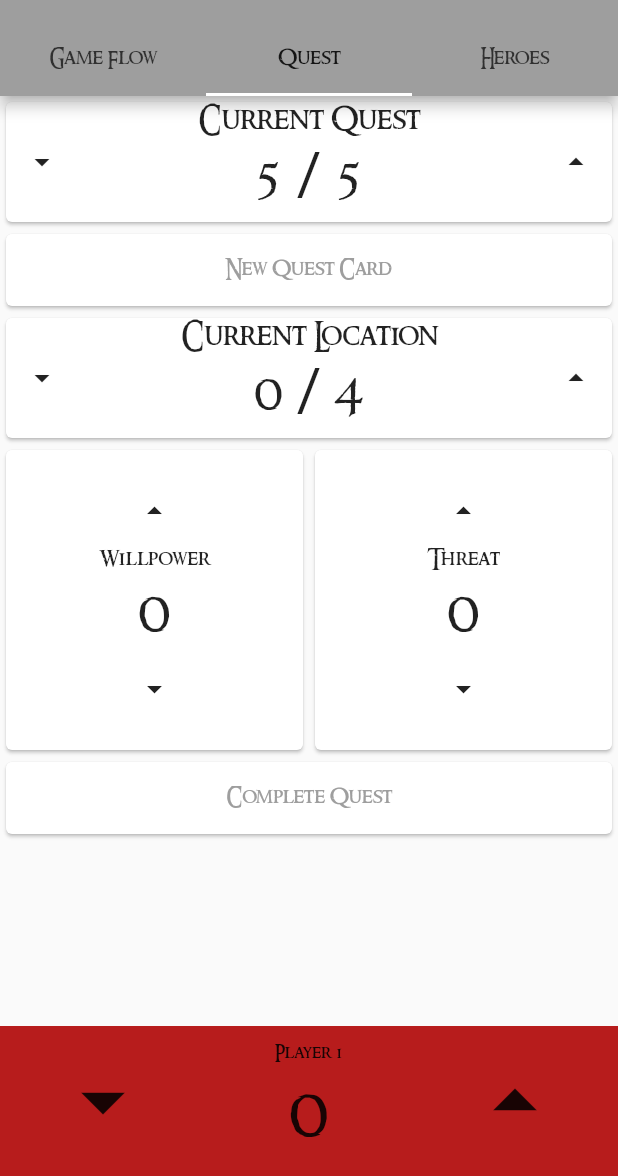
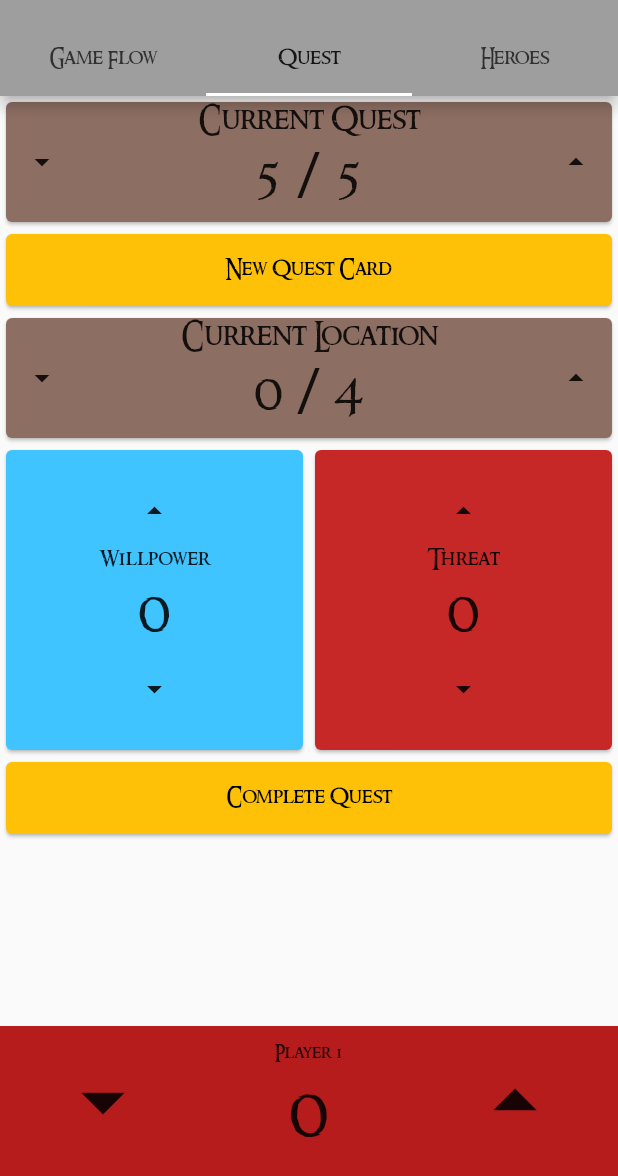
Before and after one commit to tannar-j/quest_companion, a Flutter app: the screen it shows after launch, tab 2 chosen, on a phone screen of 412 x 824 dp, the part 60-1236 px from its top. Run offline on Flutter 3.47's test engine with Material 2 defaults, Android fonts, the phone set to English and light mode, and no system bars.

Commit message:
Quest Update7
Added Colors

```diff
--- a/lib/main.dart
+++ b/lib/main.dart
@@ -95,6 +95,7 @@ class _MyHomePageState extends State<MyHomePage> {
                   child: Column(
                     children: [
                       Card(
+                        color: Colors.brown[400],
                         child: Row(
                           children: [
                             IconButton(
@@ -120,6 +121,7 @@ class _MyHomePageState extends State<MyHomePage> {
                       ),
                       if (_questTracker >= _quest.progressCount)
                         Card(
+                          color: Colors.amber,
                           child: Row(
                             children: [
                               Expanded(
@@ -160,11 +162,16 @@ class _MyHomePageState extends State<MyHomePage> {
                                                     Navigator.pop(context);
                                                   }
                                                 }),
-                                            child: const Text('OK'))
+                                            child: const Text(
+                                              'OK',
+                                            ))
                                       ],
                                     ),
                                   ),
-                                  child: const Text('New Quest Card'),
+                                  child: const Text(
+                                    'New Quest Card',
+                                    style: TextStyle(color: Colors.black),
+                                  ),
                                 ),
                               ),
                             ],
@@ -172,6 +179,7 @@ class _MyHomePageState extends State<MyHomePage> {
                         ),
                       if (_location.progressCount > 0)
                         Card(
+                          color: Colors.brown[400],
                           child: Row(
                             children: [
                               IconButton(
@@ -198,6 +206,7 @@ class _MyHomePageState extends State<MyHomePage> {
                         ),
                       if (_locationTracker >= _location.progressCount)
                         Card(
+                          color: Colors.amber,
                           child: Row(
                             children: [
                               Expanded(
@@ -206,8 +215,9 @@ class _MyHomePageState extends State<MyHomePage> {
                                     context: context,
                                     builder: (BuildContext context) =>
                                         AlertDialog(
-                                      title:
-                                          const Text('Enter Location Progress'),
+                                      title: const Text(
+                                        'Enter Location Progress',
+                                      ),
                                       content: Form(
                                           child: TextField(
                                         controller: _controller,
@@ -226,7 +236,8 @@ class _MyHomePageState extends State<MyHomePage> {
                                       ],
                                     ),
                                   ),
-                                  child: const Text('New Location Card'),
+                                  child: const Text('New Location Card',
+                                      style: TextStyle(color: Colors.black)),
                                 ),
                               ),
                             ],
@@ -236,6 +247,7 @@ class _MyHomePageState extends State<MyHomePage> {
                         children: [
                           Expanded(
                             child: Card(
+                              color: Colors.lightBlueAccent,
                               child: Column(
                                 children: [
                                   SizedBox(
@@ -273,6 +285,7 @@ class _MyHomePageState extends State<MyHomePage> {
                           ),
                           Expanded(
                             child: Card(
+                              color: Colors.red[800],
                               child: Column(
                                 children: [
                                   SizedBox(
@@ -312,6 +325,7 @@ class _MyHomePageState extends State<MyHomePage> {
                       ),
                       if (_quest.willpower >= _quest.threat)
                         Card(
+                          color: Colors.amber,
                           child: Row(
                             children: [
                               Expanded(
@@ -334,13 +348,15 @@ class _MyHomePageState extends State<MyHomePage> {
                                   _quest.willpower = 0;
                                   _quest.threat = 0;
                                 }),
-                                child: const Text('Complete Quest'),
+                                child: const Text('Complete Quest',
+                                    style: TextStyle(color: Colors.black)),
                               )),
                             ],
                           ),
                         ),
                       if (_quest.threat > _quest.willpower)
                         Card(
+                          color: Colors.amber,
                           child: Row(
                             children: [
                               Expanded(
@@ -355,7 +371,8 @@ class _MyHomePageState extends State<MyHomePage> {
                                   _quest.willpower = 0;
                                   _quest.threat = 0;
                                 }),
-                                child: const Text('Increase Threat'),
+                                child: const Text('Increase Threat',
+                                    style: TextStyle(color: Colors.black)),
                               )),
                             ],
                           ),
```
